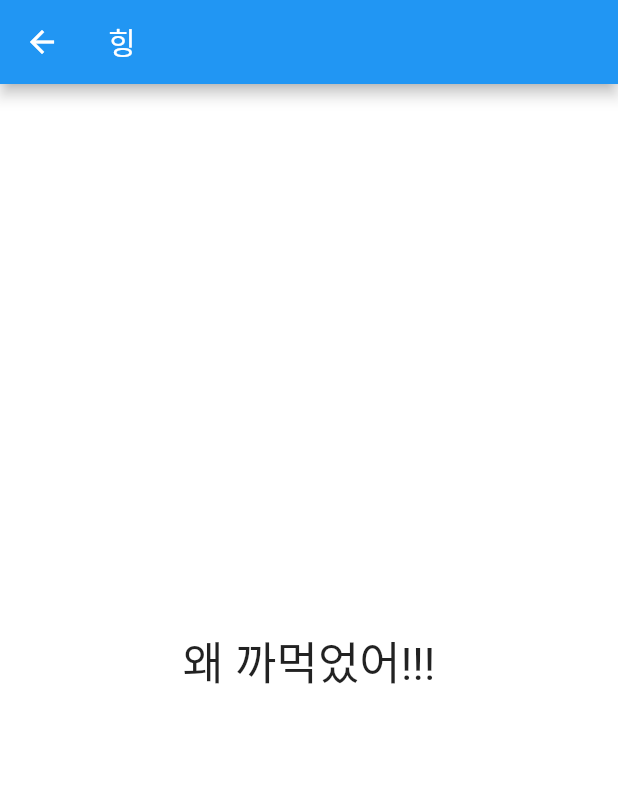
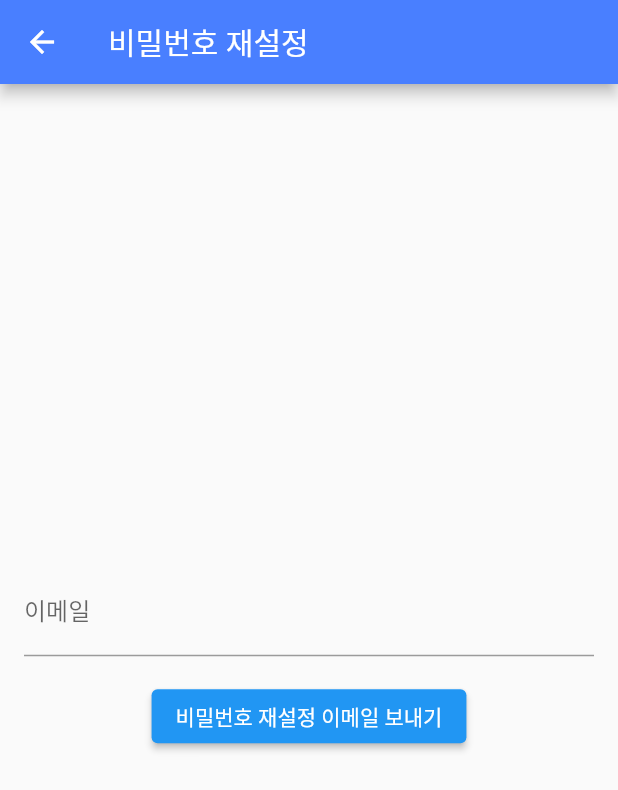
Before and after one commit to wjddns0122/firstgroup, a Flutter app: the screen it shows after launch, after a tap on "비밀번호를 잊어버렸나요?", on a phone screen of 412 x 824 dp. Shown: the top 790 px of the screen. Run offline on Flutter 3.47's test engine with Material 2 defaults, Android fonts, the phone set to English and light mode, and no system bars; our stand-ins replace cloud_firestore, firebase_auth, firebase_core, get; accounts and stored records are empty.

Commit message:
비밀번호 초기화 구현 완료

```diff
--- a/lib/screen/home.dart
+++ b/lib/screen/home.dart
@@ -12,12 +12,12 @@ class HomeScreen extends StatelessWidget {
   @override
   Widget build(BuildContext context) {
     return Scaffold(
-      body: const Text('home'),
       appBar: AppBar(
         actions: [
           IconButton(onPressed: signOut, icon: const Icon(Icons.logout))
         ],
       ),
+      body: const Text('home'),
     );
   }
 }
--- a/lib/screen/signin.dart
+++ b/lib/screen/signin.dart
@@ -1,7 +1,7 @@
 import 'package:firebase_auth/firebase_auth.dart';
 import 'package:flutter/material.dart';
 import 'package:login_ui/style/app_color.dart';
-import 'package:login_ui/widgets/button.dart';
+import 'package:login_ui/style/text_style.dart';
 import 'package:login_ui/widgets/formfield.dart';
 import 'package:login_ui/widgets/richtext.dart';
 
@@ -20,10 +20,31 @@ class _SigninState extends State<Signin> {
   final _emailcontroller = TextEditingController();
   final _passwordcontroller = TextEditingController();
 
-  void signIn() {
-    auth.signInWithEmailAndPassword(
+  void signIn() async {
+    try {
+      await auth.signInWithEmailAndPassword(
         email: _emailcontroller.value.text.trim(),
-        password: _passwordcontroller.value.text.trim());
+        password: _passwordcontroller.value.text.trim(),
+      );
+    } catch (e) {
+      showDialog(
+        context: context,
+        builder: (BuildContext context) {
+          return AlertDialog(
+            title: const Text('오류'),
+            content: const Text('로그인 중에 오류가 발생했습니다.'),
+            actions: <Widget>[
+              TextButton(
+                child: const Text('확인'),
+                onPressed: () {
+                  Navigator.pop(context);
+                },
+              ),
+            ],
+          );
+        },
+      );
+    }
   }
 
   @override
@@ -49,7 +70,8 @@ class _SigninState extends State<Signin> {
               onTap: () {
                 Navigator.pushReplacement(
                   context,
-                  MaterialPageRoute(builder: (context) => const SignUp()),
+                  MaterialPageRoute(
+                      builder: (context) => const ExitConfirmationDialog()),
                 );
               },
             ),
@@ -111,7 +133,8 @@ class _SigninState extends State<Signin> {
                               Navigator.push(
                                   context,
                                   MaterialPageRoute(
-                                      builder: (context) => const Why()));
+                                      builder: (context) =>
+                                          const ResetPasswordPage()));
                             },
                             child: Text(
                               "비밀번호를 잊어버렸나요?",
@@ -123,7 +146,21 @@ class _SigninState extends State<Signin> {
                         ),
                       ],
                     ),
-                    AuthButton(onPressed: signIn, text: 'Sign In'),
+                    Padding(
+                      padding: const EdgeInsets.symmetric(horizontal: 20.0),
+                      child: ElevatedButton(
+                        onPressed: signIn,
+                        style: ElevatedButton.styleFrom(
+                            shape: RoundedRectangleBorder(
+                                borderRadius: BorderRadius.circular(15)),
+                            fixedSize: const Size(600, 50),
+                            backgroundColor: AppColors.blue),
+                        child: const Text(
+                          'Sign In',
+                          style: KTextStyle.authButtonTextStyle,
+                        ),
+                      ),
+                    ),
                     CustomRichText(
                       discription: "계정을 갖고 계시지 않은 가요?",
                       text: "Sign Up",
@@ -143,23 +180,114 @@ class _SigninState extends State<Signin> {
   }
 }
 
-class Why extends StatelessWidget {
-  const Why({super.key});
+class ResetPasswordPage extends StatefulWidget {
+  const ResetPasswordPage({super.key});
+
+  @override
+  // ignore: library_private_types_in_public_api
+  _ResetPasswordPageState createState() => _ResetPasswordPageState();
+}
+
+class _ResetPasswordPageState extends State<ResetPasswordPage> {
+  final TextEditingController _emailController = TextEditingController();
+
+  void _resetPassword() async {
+    String email = _emailController.text.trim();
+    if (email.isNotEmpty) {
+      try {
+        await FirebaseAuth.instance.sendPasswordResetEmail(email: email);
+        // ignore: use_build_context_synchronously
+        showDialog(
+          context: context,
+          builder: (BuildContext context) {
+            return AlertDialog(
+              title: const Text('비밀번호 재설정 이메일 전송'),
+              content: const Text('비밀번호 재설정 이메일이 전송되었습니다.'),
+              actions: <Widget>[
+                TextButton(
+                  child: const Text('확인'),
+                  onPressed: () {
+                    Navigator.pop(context);
+                  },
+                ),
+              ],
+            );
+          },
+        );
+      } catch (e) {
+        showDialog(
+          context: context,
+          builder: (BuildContext context) {
+            return AlertDialog(
+              title: const Text('오류'),
+              content: const Text('비밀번호 재설정 이메일을 보내는 중에 오류가 발생했습니다.'),
+              actions: <Widget>[
+                TextButton(
+                  child: const Text('확인'),
+                  onPressed: () {
+                    Navigator.pop(context);
+                  },
+                ),
+              ],
+            );
+          },
+        );
+      }
+    }
+  }
 
   @override
   Widget build(BuildContext context) {
     return Scaffold(
       appBar: AppBar(
-        backgroundColor: Colors.blue,
-        title: const Text('힝'),
+        title: const Text('비밀번호 재설정'),
+        backgroundColor: AppColors.blue,
       ),
-      backgroundColor: Colors.white,
-      body: const Center(
-        child: Text(
-          '왜 까먹었어!!!',
-          style: TextStyle(fontSize: 30),
+      body: Padding(
+        padding: const EdgeInsets.all(16.0),
+        child: Column(
+          mainAxisAlignment: MainAxisAlignment.center,
+          children: <Widget>[
+            TextField(
+              controller: _emailController,
+              decoration: const InputDecoration(
+                labelText: '이메일',
+              ),
+            ),
+            const SizedBox(height: 16.0),
+            ElevatedButton(
+              onPressed: _resetPassword,
+              child: const Text('비밀번호 재설정 이메일 보내기'),
+            ),
+          ],
         ),
       ),
     );
   }
 }
+
+class ExitConfirmationDialog extends StatelessWidget {
+  const ExitConfirmationDialog({super.key});
+
+  @override
+  Widget build(BuildContext context) {
+    return AlertDialog(
+      title: const Text('나가기 확인'),
+      content: const Text('정말로 나가시겠습니까?'),
+      actions: <Widget>[
+        TextButton(
+          child: const Text('아니오'),
+          onPressed: () {
+            Navigator.of(context).pop(false); // 다이얼로그 닫기
+          },
+        ),
+        TextButton(
+          child: const Text('예'),
+          onPressed: () {
+            Navigator.of(context).pop(true); // 다이얼로그 닫기
+          },
+        ),
+      ],
+    );
+  }
+}
```
